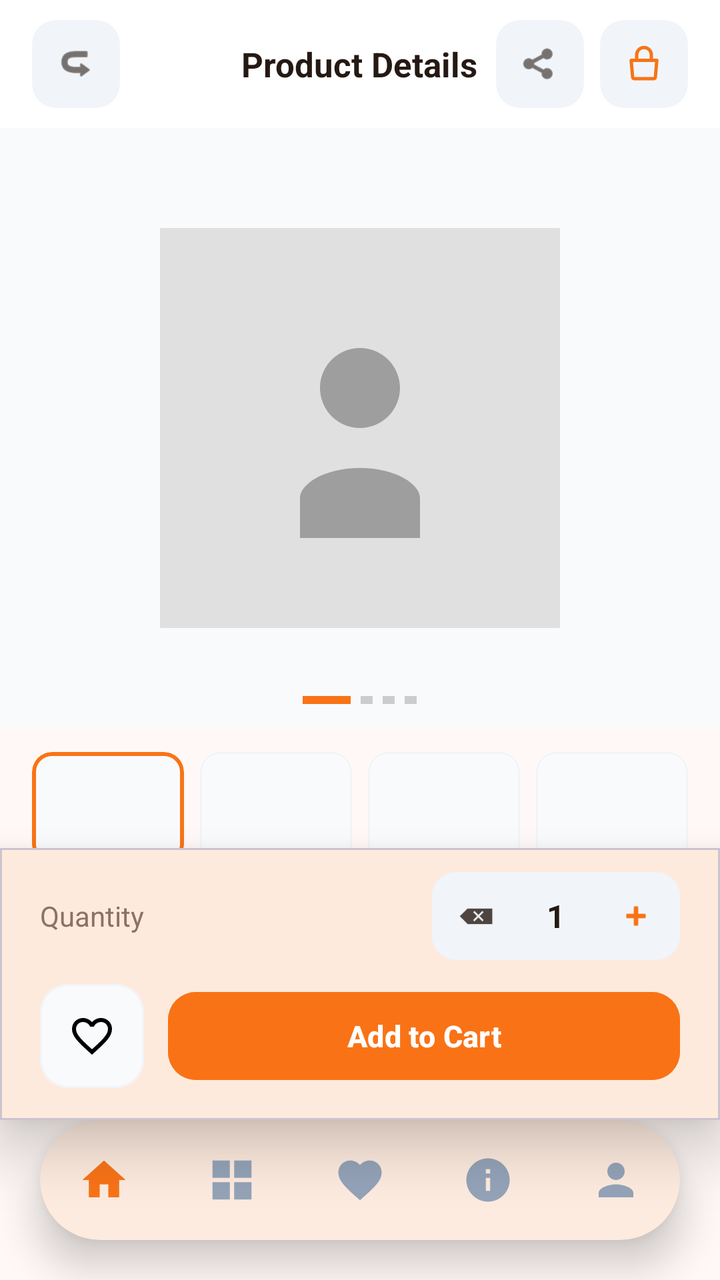
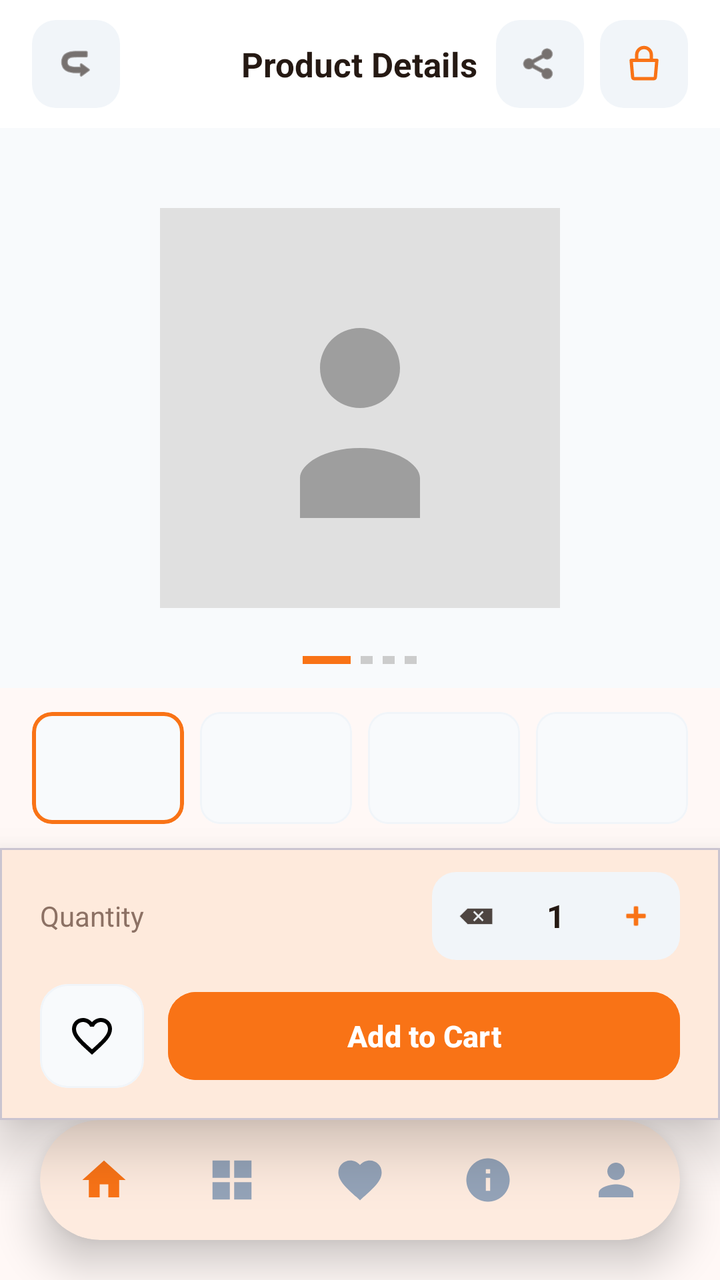

Compare the two renders of this Android layout. The source of the first and the diff that turns it into the second are given below.
<!-- AndroidManifest.xml: application theme Theme.BeckieDealApp -->
<!-- res/layout/activity_product_detail.xml -->
<?xml version="1.0" encoding="utf-8"?>
<androidx.constraintlayout.widget.ConstraintLayout xmlns:android="http://schemas.android.com/apk/res/android"
    xmlns:app="http://schemas.android.com/apk/res-auto"
    xmlns:tools="http://schemas.android.com/tools"
    android:layout_width="match_parent"
    android:layout_height="match_parent"
    android:background="@color/background"
    android:fitsSystemWindows="true"
    tools:context=".ProductDetailActivity">

    
    <com.google.android.material.appbar.MaterialToolbar
        android:id="@+id/topAppBar"
        android:layout_width="match_parent"
        android:layout_height="64dp"
        android:background="@color/surface"
        app:contentInsetStart="0dp"
        app:elevation="0dp"
        app:layout_constraintTop_toTopOf="parent">

        <RelativeLayout
            android:layout_width="match_parent"
            android:layout_height="match_parent"
            android:paddingHorizontal="16dp">

            <ImageView
                android:id="@+id/backButton"
                android:layout_width="44dp"
                android:layout_height="44dp"
                android:layout_alignParentStart="true"
                android:layout_centerVertical="true"
                android:background="@drawable/form_field_background"
                android:padding="12dp"
                android:src="@android:drawable/ic_menu_revert"
                android:rotation="180"
                app:tint="@color/text_primary" />

            <TextView
                android:layout_width="wrap_content"
                android:layout_height="wrap_content"
                android:layout_centerInParent="true"
                android:text="Product Details"
                android:textColor="@color/text_primary"
                android:textSize="17sp"
                android:textStyle="bold" />

            <LinearLayout
                android:layout_width="wrap_content"
                android:layout_height="wrap_content"
                android:layout_alignParentEnd="true"
                android:layout_centerVertical="true"
                android:gravity="center_vertical"
                android:orientation="horizontal">

                <ImageView
                    android:id="@+id/shareIcon"
                    android:layout_width="44dp"
                    android:layout_height="44dp"
                    android:layout_marginEnd="8dp"
                    android:background="@drawable/form_field_background"
                    android:padding="12dp"
                    android:src="@android:drawable/ic_menu_share"
                    app:tint="@color/text_primary" />

                <RelativeLayout
                    android:id="@+id/cartContainer"
                    android:layout_width="44dp"
                    android:layout_height="44dp"
                    android:background="@drawable/form_field_background">
                    <ImageView
                        android:id="@+id/cartIcon"
                        android:layout_width="22dp"
                        android:layout_height="22dp"
                        android:layout_centerInParent="true"
                        android:src="@drawable/ic_shopping_bag"
                        app:tint="@color/primary" />
                    <TextView
                        android:id="@+id/cartBadge"
                        android:layout_width="18dp"
                        android:layout_height="18dp"
                        android:layout_alignParentEnd="true"
                        android:layout_alignParentTop="true"
                        android:background="@drawable/badge_pill"
                        android:backgroundTint="@color/red_error"
                        android:gravity="center"
                        android:text="0"
                        android:textColor="@color/white_fixed"
                        android:textSize="9sp"
                        android:textStyle="bold"
                        android:visibility="gone" />
                </RelativeLayout>
            </LinearLayout>
        </RelativeLayout>
    </com.google.android.material.appbar.MaterialToolbar>

    
    <androidx.core.widget.NestedScrollView
        android:layout_width="match_parent"
        android:layout_height="0dp"
        android:fillViewport="true"
        app:layout_constraintTop_toBottomOf="@id/topAppBar"
        app:layout_constraintBottom_toTopOf="@id/bottomActionLayout">

        <LinearLayout
            android:layout_width="match_parent"
            android:layout_height="wrap_content"
            android:orientation="vertical"
            android:paddingBottom="24dp">

            
            <FrameLayout
                android:layout_width="match_parent"
                android:layout_height="300dp"
                android:background="@color/card_bg_secondary">

                
                <ImageView
                    android:id="@+id/detailProductImage"
                    android:layout_width="match_parent"
                    android:layout_height="match_parent"
                    android:padding="32dp"
                    android:scaleType="centerInside"
                    android:src="@drawable/placeholder_image" />

                
                <LinearLayout
                    android:id="@+id/dotIndicator"
                    android:layout_width="wrap_content"
                    android:layout_height="wrap_content"
                    android:layout_gravity="bottom|center_horizontal"
                    android:layout_marginBottom="12dp"
                    android:gravity="center_vertical"
                    android:orientation="horizontal">

                    <View android:id="@+id/dot1"
                        android:layout_width="24dp" android:layout_height="4dp"
                        android:layout_marginEnd="5dp"
                        android:background="#F97316" />
                    <View android:id="@+id/dot2"
                        android:layout_width="6dp" android:layout_height="4dp"
                        android:layout_marginEnd="5dp"
                        android:background="#CCCCCC" android:backgroundTint="@null" />
                    <View android:id="@+id/dot3"
                        android:layout_width="6dp" android:layout_height="4dp"
                        android:layout_marginEnd="5dp"
                        android:background="#CCCCCC" android:backgroundTint="@null" />
                    <View android:id="@+id/dot4"
                        android:layout_width="6dp" android:layout_height="4dp"
                        android:background="#CCCCCC" android:backgroundTint="@null" />
                </LinearLayout>
            </FrameLayout>

            
            <LinearLayout
                android:id="@+id/thumbnailRow"
                android:layout_width="match_parent"
                android:layout_height="72dp"
                android:orientation="horizontal"
                android:paddingHorizontal="16dp"
                android:paddingTop="12dp"
                android:paddingBottom="4dp">

                <com.google.android.material.card.MaterialCardView
                    android:id="@+id/thumb1"
                    android:layout_width="0dp"
                    android:layout_height="match_parent"
                    android:layout_weight="1"
                    android:layout_marginEnd="8dp"
                    app:cardCornerRadius="10dp"
                    app:cardElevation="0dp"
                    app:strokeWidth="2dp"
                    app:strokeColor="@color/primary"
                    app:cardBackgroundColor="@color/card_bg_secondary">
                    <ImageView android:id="@+id/thumbImg1"
                        android:layout_width="match_parent" android:layout_height="match_parent"
                        android:scaleType="centerCrop" android:padding="6dp" />
                </com.google.android.material.card.MaterialCardView>

                <com.google.android.material.card.MaterialCardView
                    android:id="@+id/thumb2"
                    android:layout_width="0dp"
                    android:layout_height="match_parent"
                    android:layout_weight="1"
                    android:layout_marginEnd="8dp"
                    app:cardCornerRadius="10dp"
                    app:cardElevation="0dp"
                    app:strokeWidth="1dp"
                    app:strokeColor="@color/border_color"
                    app:cardBackgroundColor="@color/card_bg_secondary">
                    <ImageView android:id="@+id/thumbImg2"
                        android:layout_width="match_parent" android:layout_height="match_parent"
                        android:scaleType="centerCrop" android:padding="6dp" />
                </com.google.android.material.card.MaterialCardView>

                <com.google.android.material.card.MaterialCardView
                    android:id="@+id/thumb3"
                    android:layout_width="0dp"
                    android:layout_height="match_parent"
                    android:layout_weight="1"
                    android:layout_marginEnd="8dp"
                    app:cardCornerRadius="10dp"
                    app:cardElevation="0dp"
                    app:strokeWidth="1dp"
                    app:strokeColor="@color/border_color"
                    app:cardBackgroundColor="@color/card_bg_secondary">
                    <ImageView android:id="@+id/thumbImg3"
                        android:layout_width="match_parent" android:layout_height="match_parent"
                        android:scaleType="centerCrop" android:padding="6dp" />
                </com.google.android.material.card.MaterialCardView>

                <com.google.android.material.card.MaterialCardView
                    android:id="@+id/thumb4"
                    android:layout_width="0dp"
                    android:layout_height="match_parent"
                    android:layout_weight="1"
                    app:cardCornerRadius="10dp"
                    app:cardElevation="0dp"
                    app:strokeWidth="1dp"
                    app:strokeColor="@color/border_color"
                    app:cardBackgroundColor="@color/card_bg_secondary">
                    <ImageView android:id="@+id/thumbImg4"
                        android:layout_width="match_parent" android:layout_height="match_parent"
                        android:scaleType="centerCrop" android:padding="6dp" />
                </com.google.android.material.card.MaterialCardView>

            </LinearLayout>

            
            <LinearLayout
                android:layout_width="match_parent"
                android:layout_height="wrap_content"
                android:orientation="vertical"
                android:paddingHorizontal="20dp"
                android:paddingTop="16dp">

                
                <LinearLayout
                    android:layout_width="match_parent"
                    android:layout_height="wrap_content"
                    android:orientation="horizontal"
                    android:gravity="center_vertical">

                    <TextView
                        android:id="@+id/detailProductName"
                        android:layout_width="0dp"
                        android:layout_height="wrap_content"
                        android:layout_weight="1"
                        android:text="Product Name"
                        android:textColor="@color/text_primary"
                        android:textSize="22sp"
                        android:textStyle="bold" />

                    <LinearLayout
                        android:layout_width="wrap_content"
                        android:layout_height="wrap_content"
                        android:orientation="vertical"
                        android:gravity="end">

                        <TextView
                            android:id="@+id/detailProductPrice"
                            android:layout_width="wrap_content"
                            android:layout_height="wrap_content"
                            android:text="$0.00"
                            android:textColor="@color/primary"
                            android:textSize="20sp"
                            android:textStyle="bold" />

                        <TextView
                            android:id="@+id/stockLabel"
                            android:layout_width="wrap_content"
                            android:layout_height="wrap_content"
                            android:text="In Stock"
                            android:textColor="#22C55E"
                            android:textSize="11sp" />
                    </LinearLayout>
                </LinearLayout>

                
                <LinearLayout
                    android:layout_width="wrap_content"
                    android:layout_height="wrap_content"
                    android:orientation="horizontal"
                    android:gravity="center_vertical"
                    android:layout_marginTop="6dp">

                    <ImageView
                        android:layout_width="14dp"
                        android:layout_height="14dp"
                        android:src="@android:drawable/btn_star_big_on"
                        app:tint="@color/yellow_star" />

                    <TextView
                        android:id="@+id/detailProductRating"
                        android:layout_width="wrap_content"
                        android:layout_height="wrap_content"
                        android:layout_marginStart="4dp"
                        android:text="4.9"
                        android:textColor="@color/text_primary"
                        android:textSize="13sp"
                        android:textStyle="bold" />

                    <TextView
                        android:id="@+id/reviewCount"
                        android:layout_width="wrap_content"
                        android:layout_height="wrap_content"
                        android:layout_marginStart="4dp"
                        android:text="(120 reviews)"
                        android:textColor="@color/text_secondary"
                        android:textSize="12sp" />
                </LinearLayout>

                
                <TextView
                    android:id="@+id/detailProductDescription"
                    android:layout_width="match_parent"
                    android:layout_height="wrap_content"
                    android:layout_marginTop="14dp"
                    android:text=""
                    android:textColor="@color/text_secondary"
                    android:textSize="14sp"
                    android:lineSpacingExtra="4dp" />

                
                <LinearLayout
                    android:id="@+id/specTagsRow"
                    android:layout_width="match_parent"
                    android:layout_height="wrap_content"
                    android:layout_marginTop="12dp"
                    android:orientation="vertical">
                    
                </LinearLayout>

                
                <TextView
                    android:layout_width="wrap_content"
                    android:layout_height="wrap_content"
                    android:layout_marginTop="24dp"
                    android:text="Technical Specifications"
                    android:textColor="@color/text_primary"
                    android:textSize="17sp"
                    android:textStyle="bold" />

                
                <GridLayout
                    android:id="@+id/specCardsGrid"
                    android:layout_width="match_parent"
                    android:layout_height="wrap_content"
                    android:layout_marginTop="12dp"
                    android:columnCount="2"
                    android:useDefaultMargins="false" />

                
                <com.google.android.material.card.MaterialCardView
                    android:layout_width="match_parent"
                    android:layout_height="wrap_content"
                    android:layout_marginTop="16dp"
                    app:cardCornerRadius="16dp"
                    app:cardElevation="0dp"
                    app:strokeWidth="1dp"
                    app:strokeColor="@color/border_color"
                    app:cardBackgroundColor="@color/surface">

                    <LinearLayout
                        android:id="@+id/specRowsContainer"
                        android:layout_width="match_parent"
                        android:layout_height="wrap_content"
                        android:orientation="vertical"
                        android:paddingVertical="4dp" />

                </com.google.android.material.card.MaterialCardView>

            </LinearLayout>
        </LinearLayout>
    </androidx.core.widget.NestedScrollView>

    
    <com.google.android.material.card.MaterialCardView
        android:id="@+id/bottomActionLayout"
        android:layout_width="match_parent"
        android:layout_height="wrap_content"
        app:cardElevation="16dp"
        app:cardCornerRadius="0dp"
        app:cardBackgroundColor="@color/surface"
        app:layout_constraintBottom_toTopOf="@id/bottomNavigationContainer">

        <LinearLayout
            android:layout_width="match_parent"
            android:layout_height="wrap_content"
            android:orientation="vertical"
            android:paddingHorizontal="20dp"
            android:paddingTop="12dp"
            android:paddingBottom="16dp">

            
            <LinearLayout
                android:layout_width="match_parent"
                android:layout_height="wrap_content"
                android:orientation="horizontal"
                android:gravity="center_vertical"
                android:layout_marginBottom="12dp">

                <TextView
                    android:layout_width="0dp"
                    android:layout_height="wrap_content"
                    android:layout_weight="1"
                    android:text="Quantity"
                    android:textColor="@color/text_secondary"
                    android:textSize="14sp" />

                
                <LinearLayout
                    android:layout_width="wrap_content"
                    android:layout_height="44dp"
                    android:orientation="horizontal"
                    android:gravity="center_vertical"
                    android:background="@drawable/form_field_background"
                    android:paddingHorizontal="4dp">

                    <ImageView
                        android:id="@+id/quantityDecrement"
                        android:layout_width="36dp"
                        android:layout_height="36dp"
                        android:padding="9dp"
                        android:src="@android:drawable/ic_input_delete"
                        app:tint="@color/text_primary"
                        android:background="?attr/selectableItemBackgroundBorderless"
                        android:contentDescription="Decrease quantity" />

                    <TextView
                        android:id="@+id/quantityValue"
                        android:layout_width="44dp"
                        android:layout_height="wrap_content"
                        android:gravity="center"
                        android:text="1"
                        android:textColor="@color/text_primary"
                        android:textSize="16sp"
                        android:textStyle="bold" />

                    <ImageView
                        android:id="@+id/quantityIncrement"
                        android:layout_width="36dp"
                        android:layout_height="36dp"
                        android:padding="9dp"
                        android:src="@android:drawable/ic_input_add"
                        app:tint="@color/primary"
                        android:background="?attr/selectableItemBackgroundBorderless"
                        android:contentDescription="Increase quantity" />

                </LinearLayout>

            </LinearLayout>

            
            <LinearLayout
                android:layout_width="match_parent"
                android:layout_height="wrap_content"
                android:orientation="horizontal"
                android:gravity="center_vertical">

                <com.google.android.material.card.MaterialCardView
                    android:id="@+id/favoriteButton"
                    android:layout_width="52dp"
                    android:layout_height="52dp"
                    app:cardCornerRadius="14dp"
                    app:cardElevation="0dp"
                    app:cardBackgroundColor="@color/card_bg_secondary"
                    app:strokeWidth="1dp"
                    app:strokeColor="@color/border_color">
                    <ImageView
                        android:id="@+id/detailFavoriteIcon"
                        android:layout_width="24dp"
                        android:layout_height="24dp"
                        android:layout_gravity="center"
                        android:src="@drawable/ic_favorite_border" />
                </com.google.android.material.card.MaterialCardView>

                <Button
                    android:id="@+id/addToCartButton"
                    android:layout_width="0dp"
                    android:layout_height="52dp"
                    android:layout_marginStart="12dp"
                    android:layout_weight="1"
                    android:backgroundTint="@color/primary"
                    android:text="Add to Cart"
                    android:textAllCaps="false"
                    android:textColor="@color/white_fixed"
                    android:textSize="15sp"
                    android:textStyle="bold"
                    app:cornerRadius="14dp" />

            </LinearLayout>

        </LinearLayout>
    </com.google.android.material.card.MaterialCardView>

    
    <com.google.android.material.card.MaterialCardView
        android:id="@+id/bottomNavigationContainer"
        android:layout_width="0dp"
        android:layout_height="wrap_content"
        android:layout_marginStart="20dp"
        android:layout_marginEnd="20dp"
        android:layout_marginBottom="20dp"
        app:cardCornerRadius="36dp"
        app:cardElevation="12dp"
        app:cardBackgroundColor="@color/surface"
        app:strokeWidth="0dp"
        app:layout_constraintBottom_toBottomOf="parent"
        app:layout_constraintStart_toStartOf="parent"
        app:layout_constraintEnd_toEndOf="parent">

        <com.google.android.material.bottomnavigation.BottomNavigationView
            android:id="@+id/bottomNavigation"
            android:layout_width="match_parent"
            android:layout_height="60dp"
            android:background="@android:color/transparent"
            app:backgroundTint="@android:color/transparent"
            app:elevation="0dp"
            app:labelVisibilityMode="unlabeled"
            app:itemIconSize="26dp"
            app:menu="@menu/bottom_nav_menu" />

    </com.google.android.material.card.MaterialCardView>

</androidx.constraintlayout.widget.ConstraintLayout>
<!-- resources referenced by this layout -->
<resources>
  <color name="background">#FFF8F6</color>
  <color name="border_color">#F1F5F9</color>
  <color name="card_bg_secondary">#F8FAFC</color>
  <color name="primary">#F97316</color>
  <color name="red_error">#EF4444</color>
  <color name="surface">#FFFFFF</color>
  <color name="text_primary">#251913</color>
  <color name="text_secondary">#8C7164</color>
  <color name="white_fixed">#FFFFFF</color>
  <color name="yellow_star">#FFC107</color>
  <!-- drawable badge_pill (drawable) -->
  <?xml version="1.0" encoding="utf-8"?>
  <shape xmlns:android="http://schemas.android.com/apk/res/android">
      <solid android:color="#33FFFFFF" />
      <corners android:radius="4dp" />
  </shape>
  <!-- drawable form_field_background (drawable) -->
  <?xml version="1.0" encoding="utf-8"?>
  <shape xmlns:android="http://schemas.android.com/apk/res/android">
      <solid android:color="@color/input_background" />
      <corners android:radius="12dp" />
  </shape>
  <!-- drawable placeholder_image (drawable) -->
  <?xml version="1.0" encoding="utf-8"?>
  <vector xmlns:android="http://schemas.android.com/apk/res/android"
      android:width="200dp"
      android:height="200dp"
      android:viewportWidth="200"
      android:viewportHeight="200">
  
      
      <path
          android:fillColor="#E0E0E0"
          android:pathData="M0,0h200v200h-200z" />
  
      
      <path
          android:fillColor="#9E9E9E"
          android:pathData="M100,60c11.05,0 20,8.95 20,20s-8.95,20 -20,20 -20,-8.95 -20,-20 8.95,-20 20,-20zM100,120c18.28,0 30,8.28 30,15v20H70v-20c0,-6.72 11.72,-15 30,-15z" />
  </vector>
  <style name="Theme.BeckieDealApp" parent="Base.Theme.BeckieDealApp" />
  <color name="input_background">#F1F5F9</color>
  <style name="Base.Theme.BeckieDealApp" parent="Theme.Material3.DayNight.NoActionBar">
          <item name="colorPrimary">@color/primary</item>
          <item name="colorOnPrimary">@color/on_primary</item>
          <item name="colorPrimaryContainer">@color/primary_container</item>
          <item name="colorOnPrimaryContainer">@color/on_primary_container</item>
          <item name="android:windowBackground">@color/background</item>
          <item name="colorSurface">@color/surface</item>
          <item name="colorOnSurface">@color/on_surface</item>
          
          <item name="bottomNavigationStyle">@style/Widget.App.BottomNavigationView</item>
      </style>
  <color name="on_primary">#FFFFFF</color>
  <color name="primary_container">#F97316</color>
  <color name="on_primary_container">#582200</color>
  <color name="on_surface">#251913</color>
  <style name="Widget.App.BottomNavigationView" parent="Widget.Material3.BottomNavigationView">
          <item name="itemIconSize">26dp</item>
          <item name="itemIconTint">@color/bottom_nav_color</item>
          <item name="itemTextColor">@color/bottom_nav_color</item>
          <item name="android:background">@android:color/transparent</item>
          <item name="backgroundTint">@android:color/transparent</item>
          <item name="labelVisibilityMode">unlabeled</item>
          <item name="itemActiveIndicatorStyle">@style/Widget.App.BottomNavigationView.ActiveIndicator</item>
      </style>
  <style name="Widget.App.BottomNavigationView.ActiveIndicator" parent="Widget.Material3.BottomNavigationView.ActiveIndicator">
          <item name="android:color">@color/badge_bg</item>
          <item name="android:width">48dp</item>
          <item name="android:height">36dp</item>
          <item name="shapeAppearance">@style/ShapeAppearance.App.BottomNavigationView.ActiveIndicator</item>
      </style>
  <color name="badge_bg">#FFF1EB</color>
  <style name="ShapeAppearance.App.BottomNavigationView.ActiveIndicator" parent="">
          <item name="cornerFamily">rounded</item>
          <item name="cornerSize">50%</item>
      </style>
  <!-- unchanged entries left out for length: 2 -->
</resources>

<!-- the commit's change to res/layout/activity_product_detail.xml (unified diff, before → after) -->
@@ -110,7 +110,7 @@
             
             <FrameLayout
                 android:layout_width="match_parent"
-                android:layout_height="300dp"
+                android:layout_height="@dimen/hero_banner_height_product"
                 android:background="@color/card_bg_secondary">
 
                 
<!-- resource entries referenced after the edit -->
@@ -10,6 +10,7 @@
   <color name="text_secondary">#8C7164</color>
   <color name="white_fixed">#FFFFFF</color>
   <color name="yellow_star">#FFC107</color>
+  <dimen name="hero_banner_height_product">280dp</dimen>
   <!-- drawable badge_pill (drawable) -->
   <?xml version="1.0" encoding="utf-8"?>
   <shape xmlns:android="http://schemas.android.com/apk/res/android">
